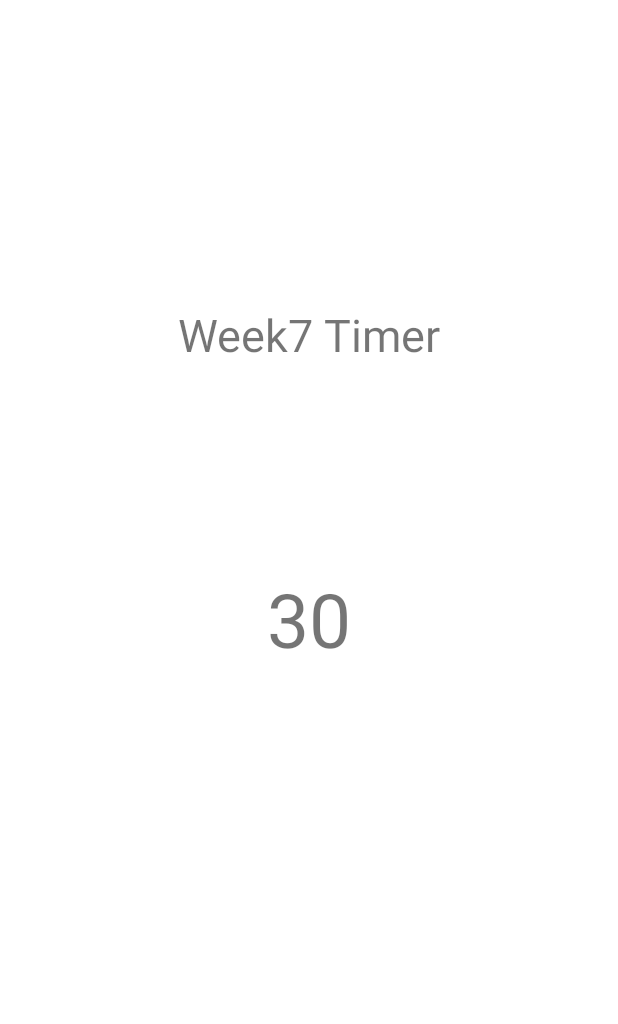
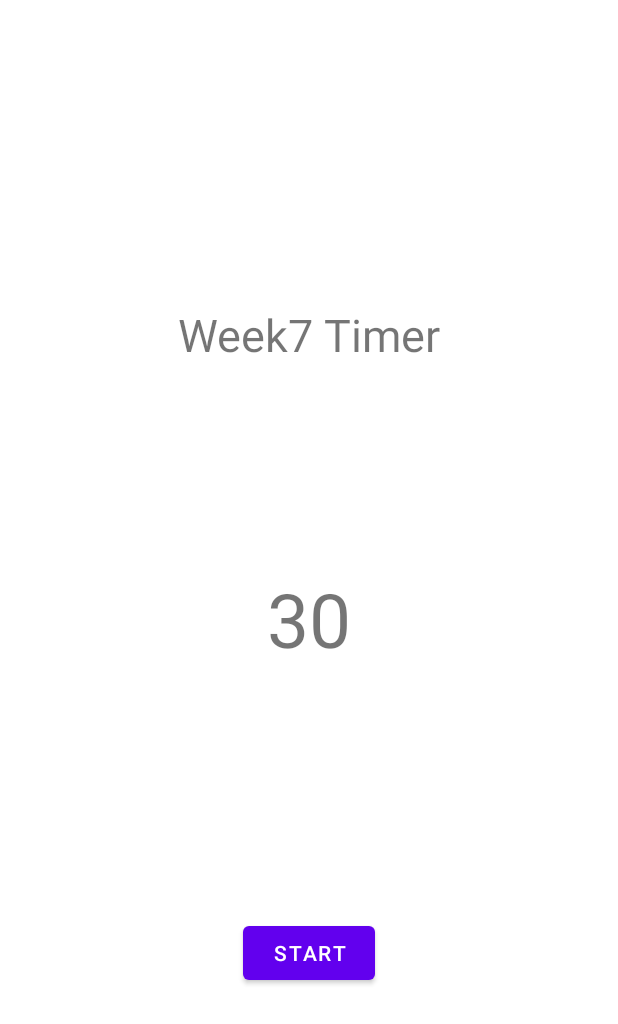
Before and after one commit to kimwest00/kotlin-basic-projec, an Android app: the layout activity_main.xml on its own in the app's theme, with its tools: preview values and no code run, on a phone screen of 412 x 824 dp. Shown: the top 1024 px of the screen. Run offline under Robolectric (Android 15) with nearby library versions, the phone set to English and light mode, and no system bars.

Commit message:
FIX - button 추가로 리스너에 등록

```diff
--- a/week7/app/src/main/java/umc/standard/thread/MainActivity.kt
+++ b/week7/app/src/main/java/umc/standard/thread/MainActivity.kt
@@ -5,26 +5,28 @@ import android.os.Bundle
 import android.os.Handler
 import android.os.Looper
 import umc.standard.thread.databinding.ActivityMainBinding
-import java.lang.Thread.sleep
+
 
 class MainActivity : AppCompatActivity() {
     private lateinit var binding: ActivityMainBinding
-    var handler = Handler(Looper.getMainLooper())
+
     override fun onCreate(savedInstanceState: Bundle?) {
         super.onCreate(savedInstanceState)
         binding = ActivityMainBinding.inflate(layoutInflater)
         setContentView(binding.root)
+        var handler = Handler(Looper.getMainLooper())
+        binding.btTimerStart.setOnClickListener {
             Thread(){
-
                 for(i in 30 until 0){
                     Thread.sleep(1000)
                     handler.post{
                         binding.tvTimerLimit.setText(i)
+                        println("timer working at :")
+                        println(i)
                     }
                 }
-
                 binding.tvTimerLimit.setText("finish!")
-
             }.start()
         }
     }
+}
--- a/week7/app/src/main/res/layout/activity_main.xml
+++ b/week7/app/src/main/res/layout/activity_main.xml
@@ -26,5 +26,14 @@
         app:layout_constraintEnd_toEndOf="parent"
         app:layout_constraintStart_toStartOf="parent"
         app:layout_constraintTop_toTopOf="parent" />
+    <Button
+        android:id="@+id/bt_timer_start"
+        android:text="start"
+        android:layout_width="wrap_content"
+        android:layout_height="wrap_content"
+        app:layout_constraintStart_toStartOf="@id/tv_timer_limit"
+        app:layout_constraintEnd_toEndOf="@id/tv_timer_limit"
+        app:layout_constraintBottom_toBottomOf="parent"
+        app:layout_constraintTop_toBottomOf="@id/tv_timer_limit"/>
 
 </androidx.constraintlayout.widget.ConstraintLayout>
```
Lines whose indentation alone changed are shown as unchanged.
